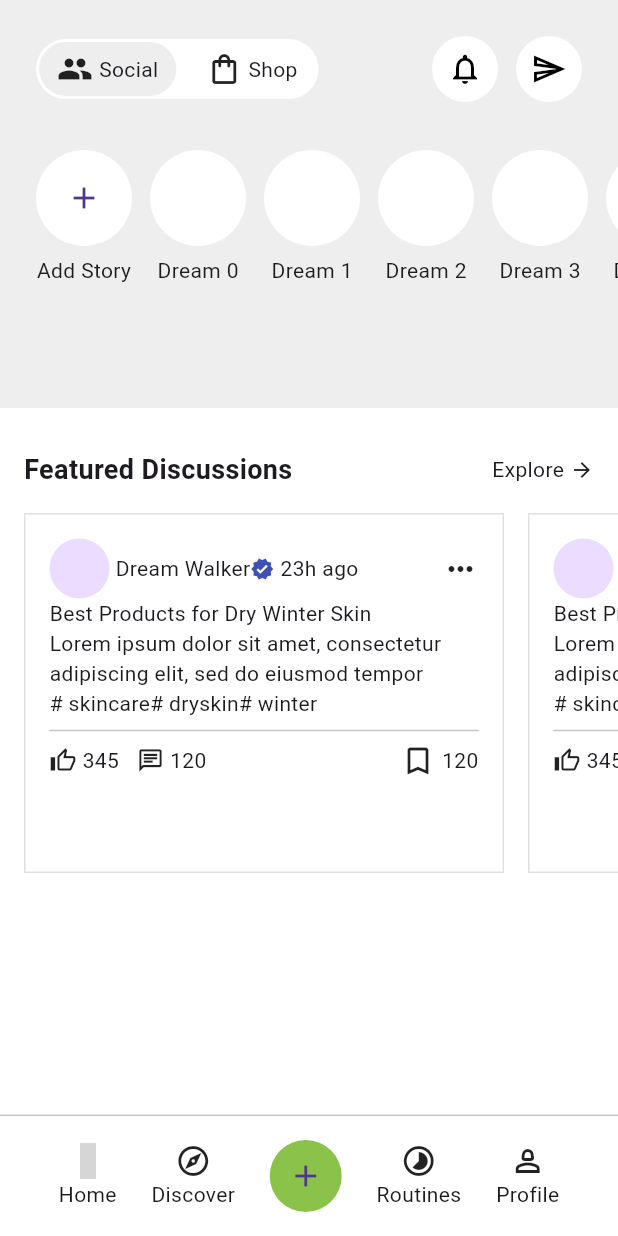
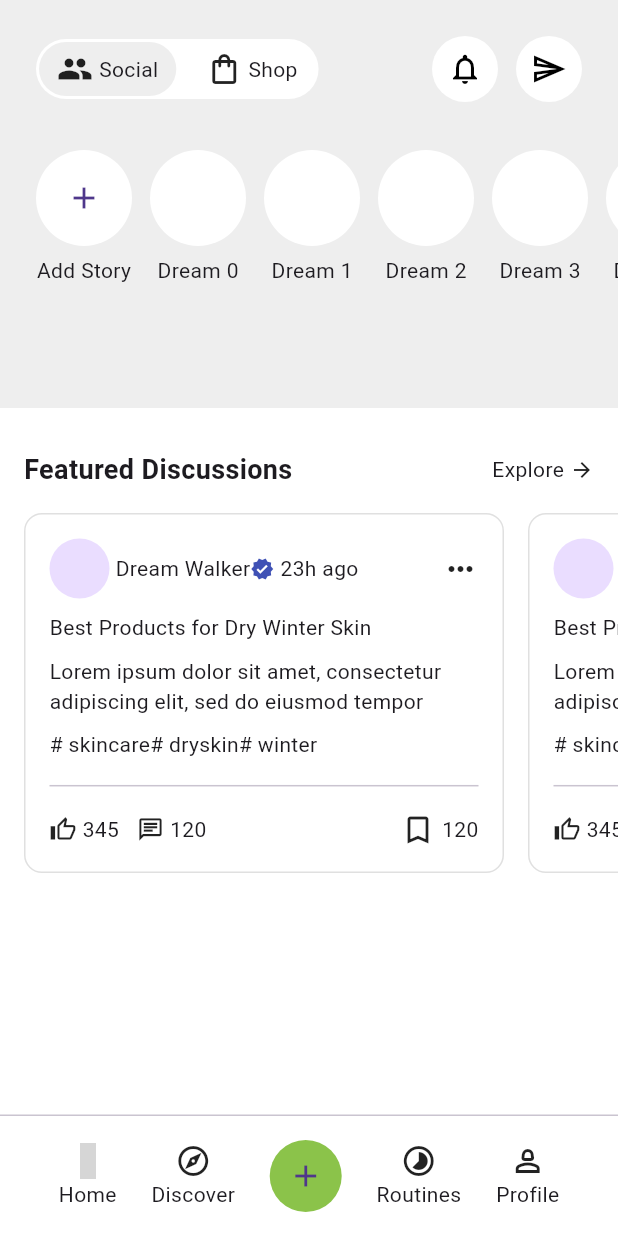
Before and after one commit to JAICHANGPARK/flutter_notebook_chapter_41, a Flutter app: the BeautyMainPage screen opened directly, on a phone screen of 412 x 824 dp. Run offline on Flutter 3.47's test engine with Material 3 defaults, Android fonts, the phone set to English and light mode, and no system bars; our stand-ins replace gap, go_router, hugeicons; missing offline and left inert: ticket_widget; grey boxes are pictures that could not be loaded.

Commit message:
Update beauty_home_widget.dart

```diff
--- a/lib/ep2090_beauty_app/view/beauty_home_widget.dart
+++ b/lib/ep2090_beauty_app/view/beauty_home_widget.dart
@@ -183,10 +183,12 @@ class _BeautyHomeWidgetState extends State<BeautyHomeWidget> {
                               border: Border.all(
                                 color: Colors.grey[300]!,
                               ),
+                              borderRadius: BorderRadius.circular(12),
                             ),
                             padding: EdgeInsets.all(16),
                             child: Column(
                               crossAxisAlignment: CrossAxisAlignment.start,
+                              mainAxisAlignment: MainAxisAlignment.spaceBetween,
                               children: [
                                 Row(
                                   children: [
@@ -238,7 +240,6 @@ class _BeautyHomeWidgetState extends State<BeautyHomeWidget> {
                                     Icon(Icons.bookmark_border),
                                     Gap(4),
                                     Text("120"),
-
                                   ],
                                 )
                               ],
```
